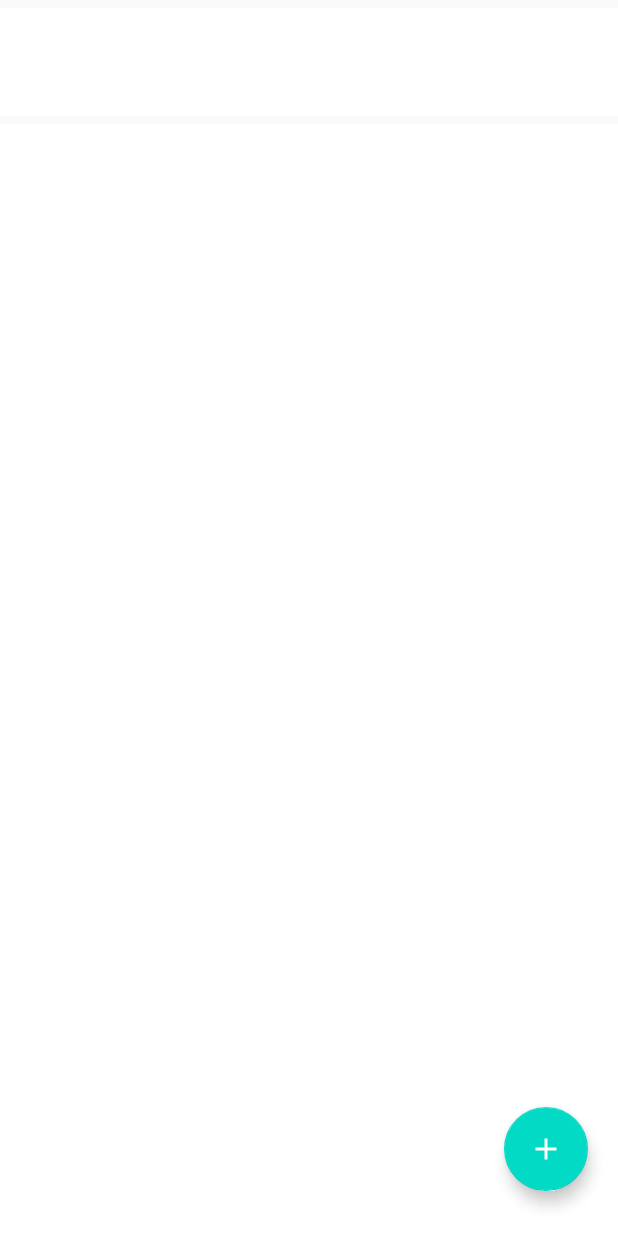
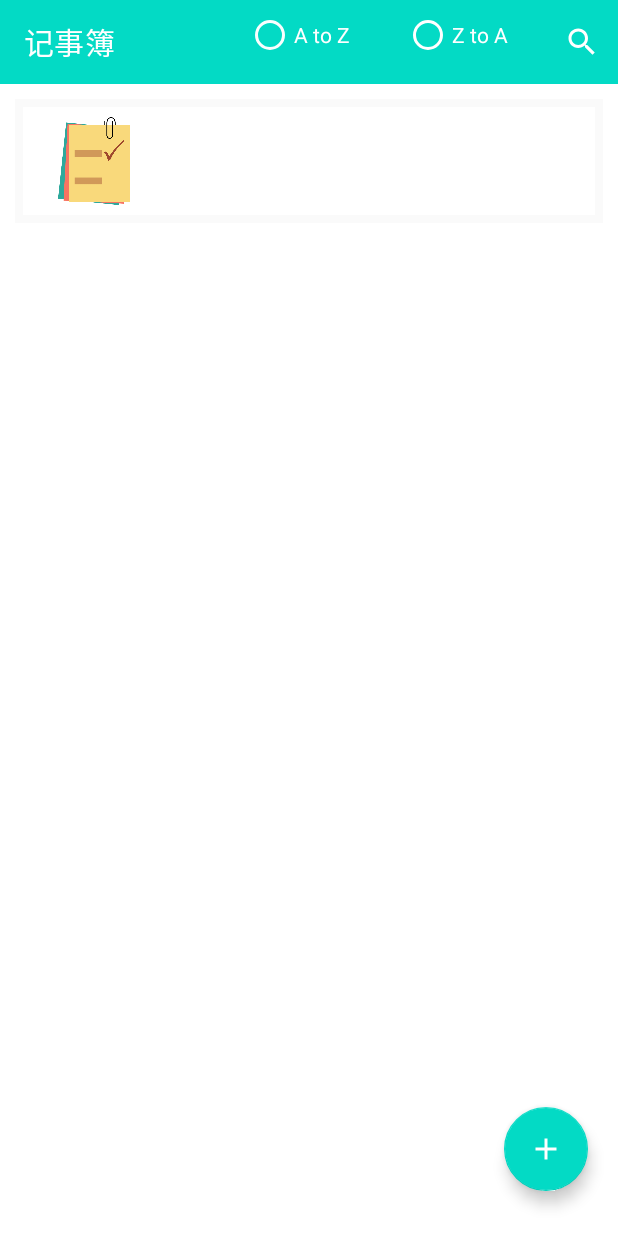
Before and after one commit to Mason0908/Note-App, an Android app: the MainActivity screen opened directly, with no data from a screen before it, on a phone screen of 412 x 824 dp. Run offline under Robolectric (Android 15) with nearby library versions, the phone set to English and light mode, and no system bars.

Commit message:
removed pr

```diff
--- a/noteapp/app/src/main/java/com/example/noteapp/MainActivity.kt
+++ b/noteapp/app/src/main/java/com/example/noteapp/MainActivity.kt
@@ -88,9 +88,6 @@ class MainActivity : AppCompatActivity(), SearchView.OnQueryTextListener {
     }
 
     fun onRadioButtonClicked(view: View) {
-        println(notes)
-        println(view)
-        println(view.getId())
         if (view is MaterialRadioButton) {
             val checked = view.isChecked
 
@@ -98,12 +95,10 @@ class MainActivity : AppCompatActivity(), SearchView.OnQueryTextListener {
                 R.id.sort_az ->
                     if (checked) {
                         notes.sortBy { it.title }
-                        println(notes)
                     }
                 R.id.sort_za ->
                     if (checked) {
                         notes.sortByDescending { it.title }
-                        println(notes)
                     }
             }
             startActivity(Intent(this, MainActivity::class.java))
--- a/noteapp/app/src/main/res/layout/activity_main.xml
+++ b/noteapp/app/src/main/res/layout/activity_main.xml
@@ -17,10 +17,11 @@
         app:layout_constraintStart_toStartOf="parent"
         app:layout_constraintTop_toTopOf="parent" />
 
+
     <androidx.recyclerview.widget.RecyclerView
         android:id="@+id/noteBoard"
-        android:layout_width="594dp"
-        android:layout_height="880dp"
+        android:layout_width="0dp"
+        android:layout_height="0dp"
         android:layout_margin="10dp"
         android:layout_marginStart="9dp"
         android:layout_marginTop="9dp"
```
